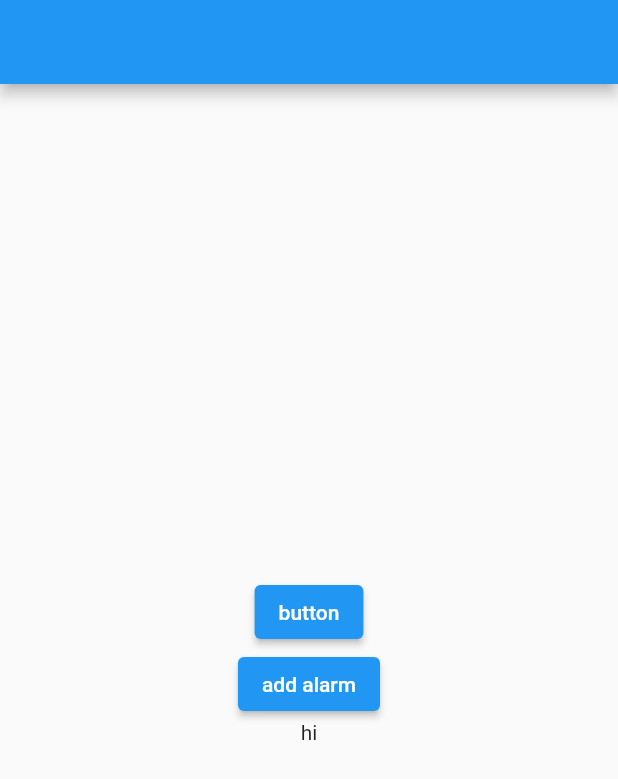
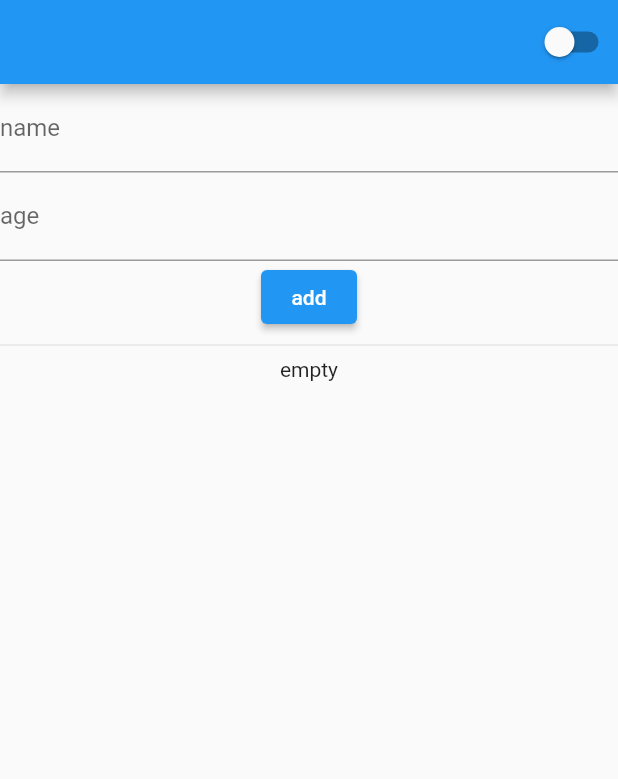
Before and after one commit to swlee22/test2345, a Flutter app: the screen it shows after launch, on a phone screen of 412 x 824 dp. Shown: the top 779 px of the screen. Run offline on Flutter 3.47's test engine with Material 2 defaults, Android fonts, the phone set to English and light mode, and no system bars; our stand-ins replace flutter_local_notifications, flutter_native_timezone, fluttertoast, hive, hive_flutter, image_picker and 1 more; accounts and stored records are empty.

Commit message:
change darkmode

```diff
--- a/lib/main.dart
+++ b/lib/main.dart
@@ -1,15 +1,26 @@
 import 'package:flutter/material.dart';
 import 'package:flutter_local_notifications/flutter_local_notifications.dart';
 import 'package:flutter_native_timezone/flutter_native_timezone.dart';
+import 'package:hive/hive.dart';
+import 'package:hive_flutter/hive_flutter.dart';
 import 'package:study_package/page/Home_page.dart';
+import 'package:study_package/page/image_page.dart';
+import 'package:study_package/page/user_list_page.dart';
 import 'package:timezone/data/latest_all.dart' as tz;
 import 'package:timezone/timezone.dart' as tz;
 
-void main() {
+Future<void> main() async {
   WidgetsFlutterBinding.ensureInitialized();
+
+  await _initHive();
   _initNotiSetting();
 
   runApp(const MyApp());
+}
+
+Future<void> _initHive() async {
+  await Hive.initFlutter();
+  await Hive.openBox('darkModeBox');
 }
 
 final flutterLocalNotificationsPlugin = FlutterLocalNotificationsPlugin();
@@ -38,7 +49,6 @@ void _initNotiSetting() async {
   await flutterLocalNotificationsPlugin.initialize(
     initializationSettings,
   );
-
 }
 
 class MyApp extends StatelessWidget {
@@ -46,14 +56,23 @@ class MyApp extends StatelessWidget {
 
   @override
   Widget build(BuildContext context) {
+
+    return ValueListenableBuilder(
+      valueListenable: Hive.box('darkModeBox').listenable(),
+      builder: (context, box, Widget) {
+        final darkMode = Hive.box('darkModeBox').get('mode', defaultValue: false);
         return MaterialApp(
           title: 'Flutter Demo',
+          themeMode: darkMode? ThemeMode.dark : ThemeMode.light,
+          darkTheme: ThemeData.dark(),
           theme: ThemeData(
             primarySwatch: Colors.blue,
           ),
-      home: const HomePage(
+          home: const UserListPage(
 
           ),
         );
       }
+    );
   }
+}
--- /dev/null
+++ b/lib/model/inputform.dart
@@ -0,0 +1,9 @@
+class  InputForm {
+  InputForm({
+    required this.name,
+    required this.age,
+  });
+
+  String name;
+  int age;
+}
--- a/lib/page/Home_page.dart
+++ b/lib/page/Home_page.dart
@@ -77,8 +77,8 @@ class _HomePageState extends State<HomePage> {
               //}
               await notification.zonedSchedule(
                 1,
-                'alarmTitle',
-                'alarmDescription',
+                'seventeen',
+                'right here',
                 tz.TZDateTime(
                   tz.local,
                   now.year,
--- /dev/null
+++ b/lib/page/user_list_page.dart
@@ -0,0 +1,96 @@
+
+import 'package:flutter/material.dart';
+import 'package:hive_flutter/hive_flutter.dart';
+import 'package:study_package/model/inputform.dart';
+
+class UserListPage extends StatefulWidget {
+  const UserListPage({ Key? key }) : super(key: key);
+
+  @override
+  State<UserListPage> createState() => _UserListPageState();
+}
+
+bool isDarkMode = false;
+
+class _UserListPageState extends State<UserListPage> {
+
+  TextEditingController nameController = TextEditingController();
+  TextEditingController ageController = TextEditingController();
+
+  final users = <InputForm>[];
+
+  late Box _darkMode;
+
+  @override
+  void initState() {
+    super.initState();
+    _darkMode = Hive.box('darkModeBox');
+  }
+
+
+
+  @override
+  void dispose() {
+    nameController.dispose();
+    ageController.dispose();
+    super.dispose();
+  }
+
+  @override
+  Widget build(BuildContext context) {
+    return Scaffold(
+      appBar : AppBar(
+        actions: [
+          Switch(
+            value: isDarkMode,
+            onChanged: (val){
+              setState(() {
+                isDarkMode = val;
+                _darkMode.put('mode', val);
+              });
+            },
+          )
+        ],
+      ),
+      body: Column(
+        children: [
+          Column(
+            children: [
+              TextField(
+                controller: nameController,
+                decoration: const InputDecoration(label: Text('name')),
+              ),
+              TextField(
+                controller: ageController,
+                decoration: const InputDecoration(label: Text('age')),
+              ),
+              ElevatedButton(
+                onPressed: (){
+                  setState(() {
+                    users.add(InputForm(name: nameController.text, age: int.parse(ageController.text)));
+                  });
+
+                },
+                child: const Text('add')
+              )
+            ],
+          ),
+          const Divider(),
+          Expanded(
+            child: users.isEmpty ? const Text('empty') : ListView.builder(
+              itemCount: users.length,
+              itemBuilder: (context, i){
+                return ListTile(
+                  title: Text(users[i].name),
+                  subtitle: Text(users[i].age.toString())
+                );
+              }
+            )
+
+          )
+
+        ],
+      )
+    );
+  }
+}
```
Also changed, not shown: lib/page/image_page.dart (added, +56 -0 lines), pubspec.yaml (+7 -0 lines), pubspec.lock, 1 other file. Lines whose indentation alone changed are shown as unchanged.
